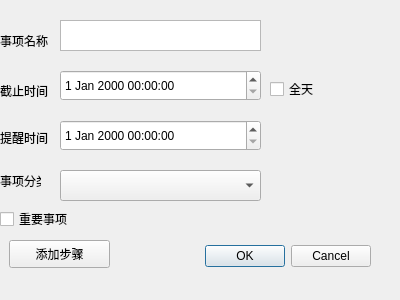
This is item_display.ui in lcclcc233/Qtodo as Qt 5 draws it before an edit. The edited form follows.
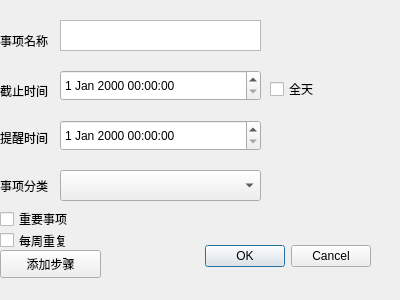
This is the edited form.

```diff
--- a/item_display.ui
+++ b/item_display.ui
@@ -114,8 +114,8 @@
   <widget class="QPushButton" name="addsubButton">
    <property name="geometry">
     <rect>
-     <x>9</x>
-     <y>240</y>
+     <x>0</x>
+     <y>250</y>
      <width>101</width>
      <height>28</height>
     </rect>
@@ -152,14 +152,27 @@
     <rect>
      <x>0</x>
      <y>170</y>
-     <width>41</width>
-     <height>21</height>
+     <width>51</width>
+     <height>31</height>
     </rect>
    </property>
    <property name="text">
     <string>事项分类</string>
    </property>
   </widget>
+  <widget class="QCheckBox" name="week_checkBox">
+   <property name="geometry">
+    <rect>
+     <x>0</x>
+     <y>230</y>
+     <width>81</width>
+     <height>21</height>
+    </rect>
+   </property>
+   <property name="text">
+    <string>每周重复</string>
+   </property>
+  </widget>
  </widget>
  <resources/>
  <connections>
```
